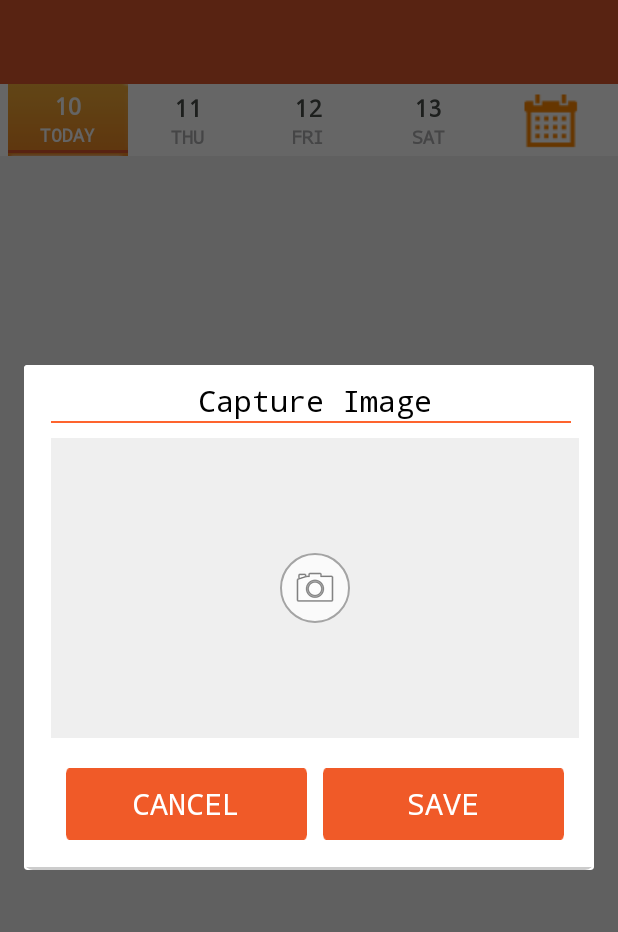
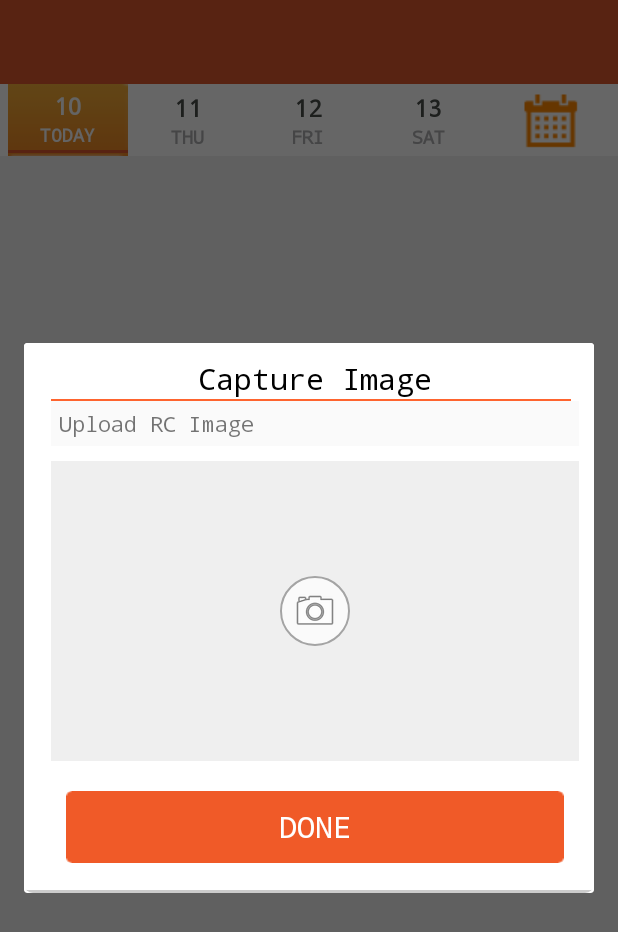
Before and after one commit to AmbujeshTripathi/Driver-Assistance, an Android app: the fragment CaptureImageFragment placed in its activity, on a phone screen of 412 x 824 dp. Shown: the top 932 px of the screen. Run offline under Robolectric (Android 15) with nearby library versions, the phone set to English and light mode, and no system bars; libraries missing offline, so code that uses them is left out: retrofit.client, retrofit.mime; pictures from the network do not load; 2 statements that could not run were skipped.

Commit message:
Image Uploaded API integrated

```diff
--- a/app/src/main/java/com/mygaadi/driverassistance/MyApplication.java
+++ b/app/src/main/java/com/mygaadi/driverassistance/MyApplication.java
@@ -78,4 +78,8 @@ public class MyApplication extends Application {
 
         return restAdapter;
     }
+
+    public static Context getAppContext() {
+        return applicationContext;
+    }
 }
--- a/app/src/main/java/com/mygaadi/driverassistance/constants/Constants.java
+++ b/app/src/main/java/com/mygaadi/driverassistance/constants/Constants.java
@@ -19,7 +19,16 @@ public interface Constants {
     String CUSTOMER_ADDRESS = "customer_address";
     String HUB_ADDRESS = "hub_address";
     String JOB_ID = "job_id";
-
+    String KEY = "key";
+    String KEY_LATITUDE = "latitude";
+    String KEY_LONGITUDE = "longitude";
+    String KEY_STATUS_ID = "statusId";
+    String KEY_SUB_STATUS_ID = "subStatusId";
+    String KEY_COMMENT = "comment";
+    String KEY_SUB_STATUS_MODEL = "subStatusModel";
+    String KEY_DOC_ID = "docId";
+    String UPLOAD_IMAGE = "uploadImage";
+    String DOC_TYPE = "docType";
 
     String APP_INSURER = "";
 
@@ -30,7 +39,10 @@ public interface Constants {
     String OTP_VERIFICATION = "/save/api_login?key=46a94e1a05ab04758d9b4597b5e375a2";
     String REQUEST_JOBS = "/fetch/get_job_list?key=46a94e1a05ab04758d9b4597b5e375a2";
     String SUB_STATUS_LIST_URL = "/fetch/get_sub_status?key=46a94e1a05ab04758d9b4597b5e375a2";
-    String KEY = "key";
+    String UPDATE_STATUS = "/save/job_conversation?key=46a94e1a05ab04758d9b4597b5e375a2";
+    String JOB_CARD_UPLOAD_IMAGE_URL = "/save/image_upload?key=46a94e1a05ab04758d9b4597b5e375a2";
 
-    public enum SERVICE_MODE {OTP_RECEIVE, OTP_VERIFICATION, GET_JOBS, SUB_STATUS_LIST}
+
+    public enum SERVICE_MODE {OTP_RECEIVE, OTP_VERIFICATION, GET_JOBS, UPDATE_STATUS, UPLOAD_JOB_CARD, SUB_STATUS_LIST}
+
 }
--- a/app/src/main/java/com/mygaadi/driverassistance/fragments/CaptureImageFragment.java
+++ b/app/src/main/java/com/mygaadi/driverassistance/fragments/CaptureImageFragment.java
@@ -4,28 +4,49 @@ import android.app.Activity;
 import android.content.Intent;
 import android.net.Uri;
 import android.os.Bundle;
+import android.support.design.widget.Snackbar;
 import android.support.v4.app.DialogFragment;
 import android.view.LayoutInflater;
 import android.view.View;
 import android.view.ViewGroup;
 import android.view.Window;
 import android.widget.ImageView;
+import android.widget.ProgressBar;
 
 import com.bumptech.glide.Glide;
 import com.bumptech.glide.load.engine.DiskCacheStrategy;
 import com.mygaadi.driverassistance.R;
+import com.mygaadi.driverassistance.constants.Constants;
+import com.mygaadi.driverassistance.model.Model;
+import com.mygaadi.driverassistance.retrofit.RestCallback;
+import com.mygaadi.driverassistance.retrofit.RetrofitRequest;
+import com.mygaadi.driverassistance.retrofit.UploadCallback;
+import com.mygaadi.driverassistance.utils.UtilitySingleton;
 import com.mygaadi.imageselectorlibrary.activity.ChooseImageActivity;
 import com.mygaadi.imageselectorlibrary.crop.Crop;
+
+import java.io.File;
+
+import retrofit.RetrofitError;
+import retrofit.client.Response;
 
 /**
  * Created by Ambujesh on 2/9/2016.
  */
-public class CaptureImageFragment extends DialogFragment implements View.OnClickListener {
+public class CaptureImageFragment extends DialogFragment implements View.OnClickListener, RestCallback {
 
     private static final int CAPTURE_IMAGE = 101;
     public static final String TAG = "CaptureImageFragment";
+    public static final String IS_UPLOADED_SUCCESSFULLY = "isImageUploadedSuccessfully";
     private View rootView;
-    private ImageView imageView;
+    private String mImagePath;
+    private ImageView mRCcapturedImage;
+    private ImageView mRCcameraIcon;
+    private ImageView mRCretryIcon;
+    private ProgressBar mProgressDocumentCopy;
+    private ImageView mRCuploadSuccess;
+    private ImageView mRCdelete;
+    private boolean isPolicyImageUploaded;
 
     @Override
     public View onCreateView(LayoutInflater inflater, ViewGroup container,
@@ -33,12 +54,22 @@ public class CaptureImageFragment extends DialogFragment implements View.OnClick
         rootView = inflater.inflate(R.layout.dialog_capture_image, container, false);
         getDialog().getWindow().requestFeature(Window.FEATURE_NO_TITLE);
 
-        rootView.findViewById(R.id.btnBack).setOnClickListener(this);
         rootView.findViewById(R.id.btnSave).setOnClickListener(this);
 
 
-        imageView = (ImageView) rootView.findViewById(R.id.imgCapturedImage);
-        imageView.setOnClickListener(this);
+        mRCcapturedImage = (ImageView) rootView.findViewById(R.id.imgCapturedImage);
+        mRCcameraIcon = (ImageView) rootView.findViewById(R.id.imgCameraIcon);
+        mRCretryIcon = (ImageView) rootView.findViewById(R.id.imgRetryIcon);
+        mProgressDocumentCopy = (ProgressBar) rootView.findViewById(R.id.progressDocumentCopy);
+        mRCuploadSuccess = (ImageView) rootView.findViewById(R.id.imgUploadSuccess);
+        mRCdelete = (ImageView) rootView.findViewById(R.id.imgRCDelete);
+
+        mRCcapturedImage.setOnClickListener(this);
+        mRCcameraIcon.setOnClickListener(this);
+        mRCretryIcon.setOnClickListener(this);
+        mRCuploadSuccess.setOnClickListener(this);
+        mRCdelete.setOnClickListener(this);
+
 
         return rootView;
     }
@@ -56,9 +87,9 @@ public class CaptureImageFragment extends DialogFragment implements View.OnClick
             Uri imageUri = Crop.getOutput(data);
             switch (requestCode) {
                 case CAPTURE_IMAGE:
-                    Glide.with(this).load(imageUri.getPath()).diskCacheStrategy(DiskCacheStrategy.ALL).into(imageView);
-//                    mRcImagePath = imageUri.getPath();
-//                    uploadImageOnServer(imageUri.getPath().toString(), Constants.CaptureLeadImagesTYPE.RC_COPY,1,mProgressDocumentCopy,mRCcameraIcon,mRCuploadSuccess,mRCretryIcon,mRCdelete,GlobalVariables.SERVICE_MODE.CAPTURE_LEAD_UPLOAD_RC_IMAGES);
+                    mImagePath = imageUri.getPath().toString();
+                    Glide.with(this).load(mImagePath).diskCacheStrategy(DiskCacheStrategy.ALL).into(mRCcapturedImage);
+                    uploadImageOnServer(mImagePath, mProgressDocumentCopy, mRCcameraIcon, mRCuploadSuccess, mRCretryIcon, mRCdelete, Constants.SERVICE_MODE.UPLOAD_JOB_CARD);
                     break;
             }
         }
@@ -72,16 +103,76 @@ public class CaptureImageFragment extends DialogFragment implements View.OnClick
                 openCamera(CAPTURE_IMAGE);
                 break;
 
-            case R.id.btnBack:
+
+            case R.id.btnSave:
+                Intent intent = new Intent();
+                intent.putExtra(IS_UPLOADED_SUCCESSFULLY, isPolicyImageUploaded);
+                getTargetFragment().onActivityResult(CAPTURE_IMAGE, Activity.RESULT_OK, intent);
                 dismiss();
                 break;
 
-            case R.id.btnSave:
-                Intent intent = new Intent();
-                intent.putExtra("Hell", "hell no");
-                getTargetFragment().onActivityResult(CAPTURE_IMAGE, Activity.RESULT_OK, intent);
-                dismiss();
+            case R.id.imgCameraIcon:
+                openCamera(CAPTURE_IMAGE);
+                break;
+            case R.id.imgRetryIcon:
+                uploadImageOnServer(mImagePath, mProgressDocumentCopy, mRCcameraIcon, mRCuploadSuccess, mRCretryIcon, mRCdelete, Constants.SERVICE_MODE.UPLOAD_JOB_CARD);
+                break;
+            case R.id.imgUploadSuccess:
+                break;
+            case R.id.imgRCDelete:
+                mRCcapturedImage.setImageResource(R.color.transparent);
+                mRCdelete.setVisibility(View.GONE);
+                mRCuploadSuccess.setVisibility(View.GONE);
+                mRCretryIcon.setVisibility(View.GONE);
+                mRCcameraIcon.setVisibility(View.VISIBLE);
+                isPolicyImageUploaded = false;
                 break;
         }
     }
+
+
+    /**
+     * Method to make the retrofit request for uploading the given image
+     *
+     * @param imagePath      Memory location of the image.
+     * @param progressBar    progress bar to show on uploading the images
+     * @param cameraIconView camera icon view
+     * @param successView    view that need to be visible on the success of the image upload
+     * @param retryView      view that needs to be visible for make retry to upload the image
+     */
+    private void uploadImageOnServer(String imagePath, ProgressBar progressBar,
+                                     View cameraIconView, View successView, View retryView, View deleteView, Constants.SERVICE_MODE mode) {
+        cameraIconView.setVisibility(View.GONE);
+        //create a new file from the URI
+        File fileToUpload = new File(imagePath);
+        //if file not existed
+        if (!fileToUpload.exists()) {
+//            Utility.makeToast(getActivity(), "File does not exists. File Path : " + imagePath);
+        }
+        //upload the file to server
+        else {
+            Bundle bundle = getArguments();
+            if (bundle == null) {
+                Snackbar.make(getView(), "Unable to upload job card at this moment.", Snackbar.LENGTH_SHORT).show();
+                return;
+            }
+            String jobId = bundle.getString(Constants.JOB_ID);
+            String userId = UtilitySingleton.getInstance(getActivity()).getStringFromSharedPref(Constants.USER_ID);
+            RetrofitRequest.uploadJobCard(new File(mImagePath), jobId, "doc", userId, new UploadCallback<Model>(this, mode,
+                    progressBar, successView, retryView, deleteView));
+        }
+    }
+
+    @Override
+    public void onFailure(RetrofitError e, Constants.SERVICE_MODE mode) {
+
+    }
+
+    @Override
+    public void onSuccess(Object model, Response response, Constants.SERVICE_MODE mode) {
+
+        if (mode == Constants.SERVICE_MODE.UPLOAD_JOB_CARD) {
+            isPolicyImageUploaded = true;
+        }
+    }
 }
--- a/app/src/main/java/com/mygaadi/driverassistance/retrofit/RestService.java
+++ b/app/src/main/java/com/mygaadi/driverassistance/retrofit/RestService.java
@@ -4,6 +4,7 @@ package com.mygaadi.driverassistance.retrofit;
 import com.mygaadi.driverassistance.constants.Constants;
 import com.mygaadi.driverassistance.model.DriverLoginModel;
 import com.mygaadi.driverassistance.model.JobListModel;
+import com.mygaadi.driverassistance.model.Model;
 import com.mygaadi.driverassistance.model.OtpModel;
 import com.mygaadi.driverassistance.model.SubStatusListModel;
 
@@ -13,8 +14,11 @@ import java.util.Map;
 import retrofit.http.FieldMap;
 import retrofit.http.FormUrlEncoded;
 import retrofit.http.GET;
+import retrofit.http.Multipart;
 import retrofit.http.POST;
+import retrofit.http.Part;
 import retrofit.http.QueryMap;
+import retrofit.mime.TypedFile;
 
 public interface RestService {
     @FormUrlEncoded
@@ -31,4 +35,18 @@ public interface RestService {
 
     @GET(Constants.SUB_STATUS_LIST_URL)
     void getSubStatusList(@QueryMap HashMap<String, String> map, MyCallback<SubStatusListModel> cb);
+
+    @FormUrlEncoded
+    @POST(Constants.UPDATE_STATUS)
+    void updateStatus(@FieldMap HashMap<String, String> map, MyCallback<Model> cb);
+
+
+    @Multipart
+    @POST(Constants.JOB_CARD_UPLOAD_IMAGE_URL)
+    void uploadCaptureLeadImages(@Part(Constants.UPLOAD_IMAGE) TypedFile file,
+                                 @Part(Constants.JOB_ID) String jobId,
+                                 @Part(Constants.DOC_TYPE) String docType,
+                                 @Part(Constants.USER_ID) String userId,
+                                 UploadCallback<Model> cb);
+
 }
--- a/app/src/main/java/com/mygaadi/driverassistance/utils/Utility.java
+++ b/app/src/main/java/com/mygaadi/driverassistance/utils/Utility.java
@@ -32,14 +32,25 @@ import android.widget.EditText;
 import android.widget.TextView;
 import android.widget.Toast;
 
+import com.google.gson.Gson;
+import com.google.gson.GsonBuilder;
+import com.google.gson.JsonElement;
+import com.google.gson.JsonParser;
+import com.google.gson.JsonSyntaxException;
 import com.mygaadi.driverassistance.R;
 import com.mygaadi.driverassistance.custom_view.CustomGearDialog;
 import com.mygaadi.driverassistance.interfaces.OnInternetConnection;
 
+import java.io.BufferedReader;
+import java.io.IOException;
+import java.io.InputStream;
+import java.io.InputStreamReader;
 import java.text.DateFormat;
 import java.text.ParseException;
 import java.text.SimpleDateFormat;
 import java.util.Date;
+
+import retrofit.client.Response;
 
 
 public class Utility {
@@ -512,4 +523,53 @@ public class Utility {
     }
 
 
+    public static void makeToast(Context appContext, String message) {
+        Toast.makeText(appContext, message, Toast.LENGTH_SHORT).show();
+    }
+
+
+
+    public static String getResponse(Response response) {
+        try {
+            Gson gson = new GsonBuilder().setPrettyPrinting().create();
+            JsonParser jp = new JsonParser();
+            JsonElement je = jp.parse(convertStreamToString(response.getBody().in()));
+            return gson.toJson(je);
+        } catch (IOException e) {
+            e.printStackTrace();
+            return "";
+        } catch (JsonSyntaxException e) {
+            e.printStackTrace();
+            try {
+                return convertStreamToString(response.getBody().in());
+            } catch (IOException e1) {
+                e1.printStackTrace();
+                return "";
+            }
+        } catch (Exception e) {
+            e.printStackTrace();
+            return "";
+        }
+    }
+
+    public static String convertStreamToString(InputStream is) {
+        BufferedReader reader = new BufferedReader(new InputStreamReader(is));
+        StringBuilder sb = new StringBuilder();
+        String line = null;
+        try {
+            while ((line = reader.readLine()) != null) {
+                sb.append(line + "\n");
+            }
+        } catch (IOException e) {
+            e.printStackTrace();
+        } finally {
+            try {
+                is.close();
+            } catch (IOException e) {
+                e.printStackTrace();
+            }
+        }
+        return sb.toString();
+    }
+
 }
--- /dev/null
+++ b/app/src/main/res/drawable/selector_delete_btn.xml
@@ -0,0 +1,20 @@
+<?xml version="1.0" encoding="utf-8"?>
+<selector xmlns:android="http://schemas.android.com/apk/res/android">
+    <item android:state_pressed="true">
+        <shape android:shape="rectangle">
+            <solid android:color="@color/holoBlue" />
+        </shape>
+    </item>
+    <item android:state_selected="true">
+        <shape android:shape="rectangle">
+            <solid android:color="@color/holoBlue" />
+        </shape>
+    </item>
+    <item android:state_focused="true">
+        <shape android:shape="rectangle">
+            <solid android:color="@color/holoBlue" />
+        </shape>
+    </item>
+    <item android:drawable="@color/transparent" />
+
+</selector>
--- a/app/src/main/res/layout/dialog_capture_image.xml
+++ b/app/src/main/res/layout/dialog_capture_image.xml
@@ -32,32 +32,35 @@
             android:layout_marginRight="5dp"
             android:background="@color/orange" />
 
-        <!--<LinearLayout-->
-        <!--android:layout_width="match_parent"-->
-        <!--android:layout_height="match_parent"-->
-        <!--android:orientation="vertical">-->
 
+        <LinearLayout
+            android:layout_width="match_parent"
+            android:layout_height="wrap_content"
+            android:orientation="vertical">
 
-        <!--<TextView-->
-        <!--android:id="@+id/tvMessage"-->
-        <!--android:layout_width="match_parent"-->
-        <!--android:layout_height="wrap_content"-->
-        <!--android:layout_margin="10dp"-->
-        <!--android:gravity="center"-->
-        <!--android:textSize="15sp" />-->
+            <RelativeLayout
+                android:layout_width="match_parent"
+                android:layout_height="wrap_content"
+                android:background="@color/white">
 
-        <!--<EditText-->
-        <!--android:id="@+id/enterComment"-->
-        <!--android:layout_width="match_parent"-->
-        <!--android:layout_height="50dp"-->
-        <!--android:layout_margin="5dp"-->
-        <!--android:layout_marginTop="10dp"-->
-        <!--android:background="@drawable/ed_empty_background"-->
-        <!--android:gravity="center_vertical"-->
-        <!--android:hint="  Enter Your Comment"-->
-        <!--android:paddingLeft="3dp" />-->
+                <TextView
+                    android:layout_width="wrap_content"
+                    android:layout_height="wrap_content"
+                    android:layout_centerVertical="true"
+                    android:padding="5dp"
+                    android:text="@string/capture_lead_upload_rc_image" />
 
-        <!--</LinearLayout>-->
+                <ImageView
+                    android:id="@+id/imgRCDelete"
+                    android:layout_width="wrap_content"
+                    android:layout_height="wrap_content"
+                    android:layout_alignParentRight="true"
+                    android:background="@drawable/selector_delete_btn"
+                    android:padding="3dp"
+                    android:src="@drawable/more_remove"
+                    android:visibility="gone" />
+            </RelativeLayout>
+
 
             <FrameLayout
                 android:id="@+id/frameLayoutForImage"
@@ -115,6 +118,10 @@
             </FrameLayout>
 
 
+        </LinearLayout>
+
+
+
         <LinearLayout
             android:id="@+id/layoutBottom"
             android:layout_width="match_parent"
@@ -123,25 +130,13 @@
             android:padding="10dp"
             android:weightSum="2">
 
-            <Button
-                android:id="@+id/btnBack"
-                android:layout_width="0dp"
-                android:layout_height="wrap_content"
-                android:layout_marginRight="5dp"
-                android:layout_weight="1"
-                android:background="@drawable/button_bg_selector"
-                android:text="@string/R.string.cancel"
-                android:textColor="@color/White"
-                android:textSize="20sp" />
 
             <Button
                 android:id="@+id/btnSave"
-                android:layout_width="0dp"
+                android:layout_width="match_parent"
                 android:layout_height="wrap_content"
-                android:layout_marginLeft="5dp"
-                android:layout_weight="1"
                 android:background="@drawable/button_bg_selector"
-                android:text="@string/save"
+                android:text="Done"
                 android:textColor="@color/White"
                 android:textSize="20sp" />
 
--- a/app/src/main/res/values/colors.xml
+++ b/app/src/main/res/values/colors.xml
@@ -103,4 +103,5 @@
 
     <color name="orange">#FE642E</color>
     <color name="documentImageBackground">#efefef</color>
+    <color name="holoBlue">#b703bcfa</color>
 </resources>
```
Also changed, not shown: app/src/main/java/com/mygaadi/driverassistance/fragments/StatusUpdateFragment.java (+74 -55 lines), app/src/main/java/com/mygaadi/driverassistance/model/ImageUploadResponse.java (added, +22 -0 lines), app/src/main/java/com/mygaadi/driverassistance/model/SubStatusListModel.java (+4 -3 lines), app/src/main/java/com/mygaadi/driverassistance/retrofit/RetrofitRequest.java (+22 -0 lines), app/src/main/java/com/mygaadi/driverassistance/retrofit/UploadCallback.java (added, +135 -0 lines), app/src/main/res/drawable-hdpi/more_remove.png (added), app/src/main/res/drawable-mdpi/more_remove.png (added), app/src/main/res/drawable-xhdpi/more_remove.png (added), app/src/main/res/drawable-xxhdpi/more_remove.png (added). Lines whose indentation alone changed are shown as unchanged.
